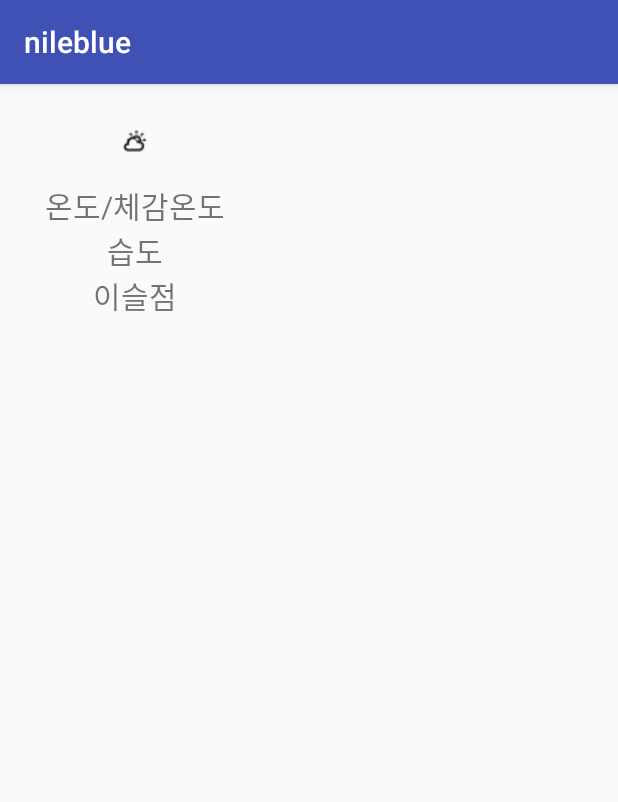
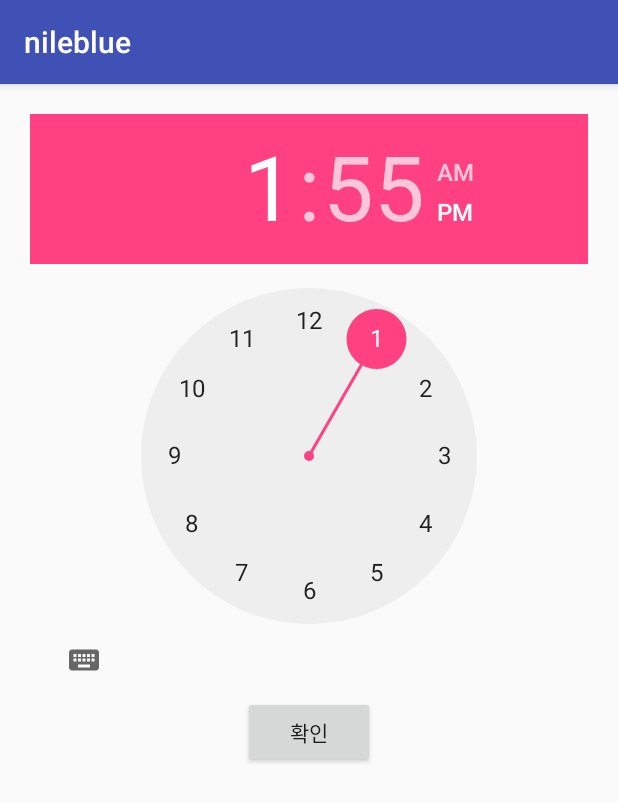
Before and after one commit to dgjung0220/nileblue, an Android app: the WeatherActivity screen opened directly, with no data from a screen before it, on a phone screen of 412 x 824 dp. Shown: the top 802 px of the screen. Run offline under Robolectric (Android 15) with nearby library versions, the phone set to English and light mode, and no system bars.

Commit message:
prototype v1.0

```diff
--- a/app/src/main/java/com/bearpot/dgjung/nileblue/Database/LocationStateDBHelper.java
+++ b/app/src/main/java/com/bearpot/dgjung/nileblue/Database/LocationStateDBHelper.java
@@ -35,6 +35,10 @@ public class LocationStateDBHelper extends SQLiteOpenHelper {
                 "rating String," +
                 "icon String," +
                 "openNow boolean)");
+        db.execSQL("CREATE TABLE IF NOT EXISTS ALARMTIME(" +
+                "alarm_id INTEGER PRIMARY KEY AUTOINCREMENT," +
+                "hour INTEGER," +
+                "minute INTEGER)");
     }
 
     @Override
--- a/app/src/main/java/com/bearpot/dgjung/nileblue/Database/PlaceDBHelper.java
+++ b/app/src/main/java/com/bearpot/dgjung/nileblue/Database/PlaceDBHelper.java
@@ -59,6 +59,8 @@ public class PlaceDBHelper extends SQLiteOpenHelper {
             Log.d("EYEDEAR", place_id +","+name);
             results.add(new PlaceVo(place_id, name, lat, lng));
         }
+
+        cursor.close();
         return results;
     }
 }
--- a/app/src/main/java/com/bearpot/dgjung/nileblue/MemoActivity.java
+++ b/app/src/main/java/com/bearpot/dgjung/nileblue/MemoActivity.java
@@ -9,6 +9,7 @@ import android.support.v7.app.AppCompatActivity;
 import android.util.Log;
 import android.view.View;
 import android.widget.EditText;
+import android.widget.TextView;
 import android.widget.Toast;
 
 import com.bearpot.dgjung.nileblue.Memo.MemoManager;
@@ -22,6 +23,8 @@ import com.google.android.gms.maps.model.LatLng;
 
 public class MemoActivity extends AppCompatActivity {
     private EditText memoEdit = null;
+    private TextView locationView = null;
+
     private MemoManager mManager = null;
     private LocationVo currentPosition;
     private MemoVo memoInfo;
@@ -36,6 +39,8 @@ public class MemoActivity extends AppCompatActivity {
         setContentView(R.layout.memo_main);
 
         memoEdit = (EditText) findViewById(R.id.memo_edit);
+        locationView = (TextView) findViewById(R.id.locationView);
+
         mManager = new MemoManager(this);
 
         intent = new Intent(this.getIntent());
@@ -44,6 +49,7 @@ public class MemoActivity extends AppCompatActivity {
 
         if (memoInfo != null) {
             memoEdit.setText(memoInfo.getDescription());
+            locationView.setText(memoInfo.getLocation().getLat() + "," + memoInfo.getLocation().getLng());
             editable = true;
         }
     }
--- a/app/src/main/res/layout/memo_main.xml
+++ b/app/src/main/res/layout/memo_main.xml
@@ -29,6 +29,11 @@
             android:onClick="onClick"/>
     </LinearLayout>
 
+    <TextView
+        android:id="@+id/locationView"
+        android:layout_width="wrap_content"
+        android:layout_height="wrap_content" />
+
     <EditText
         android:id="@+id/memo_edit"
         android:layout_width="wrap_content"
--- a/app/src/main/res/layout/weather_main.xml
+++ b/app/src/main/res/layout/weather_main.xml
@@ -4,64 +4,26 @@
     android:layout_height="match_parent"
     android:padding="20dp">
 
-    <TableLayout
+    <LinearLayout
         android:layout_width="match_parent"
         android:layout_height="wrap_content"
-        android:layout_margin="10dp">
+        android:orientation="vertical">
 
-        <TableRow>
-            <ImageView
-                android:id="@+id/weather_condition"
-                android:layout_width="match_parent"
-                android:layout_height="wrap_content"
-                android:layout_marginBottom="20dp"
-                android:src="@drawable/weather_partly_sunny"
-                android:contentDescription="weather condition"/>
-        </TableRow>
-        <TableRow>
-            <TextView
-                android:layout_width="wrap_content"
-                android:layout_height="wrap_content"
-                android:gravity="center"
-                android:textSize="20dp"
-                android:text="온도/체감온도"/>
-            <TextView
-                android:layout_width="wrap_content"
-                android:layout_height="wrap_content"
-                android:gravity="center"
-                android:textSize="20dp"
-                android:text=""/>
-        </TableRow>
+        <TimePicker
+            android:id="@+id/alarm_time"
+            android:layout_width="wrap_content"
+            android:layout_height="wrap_content">
+        </TimePicker>
 
-        <TableRow>
-            <TextView
-                android:layout_width="wrap_content"
-                android:layout_height="wrap_content"
-                android:gravity="center"
-                android:textSize="20dp"
-                android:text="습도"/>
-            <TextView
-                android:layout_width="wrap_content"
-                android:layout_height="wrap_content"
-                android:gravity="center"
-                android:textSize="20dp"
-                android:text=""/>
-        </TableRow>
+        <Button
+            android:id="@+id/time_confirm"
+            android:layout_width="wrap_content"
+            android:layout_height="wrap_content"
+            android:layout_weight="1"
+            android:layout_gravity="center"
+            android:text="확인"
+            android:onClick="onClick"/>
 
-        <TableRow>
-            <TextView
-                android:layout_width="wrap_content"
-                android:layout_height="wrap_content"
-                android:gravity="center"
-                android:textSize="20dp"
-                android:text="이슬점"/>
-            <TextView
-                android:layout_width="wrap_content"
-                android:layout_height="wrap_content"
-                android:gravity="center"
-                android:textSize="20dp"
-                android:text=""/>
-        </TableRow>
-    </TableLayout>
+    </LinearLayout>
 
 </RelativeLayout>
--- a/app/src/main/res/menu/menu.xml
+++ b/app/src/main/res/menu/menu.xml
@@ -7,7 +7,7 @@
         android:title="장소추천"
         app:showAsAction="ifRoom"/>
     <item android:id="@+id/weather_context"
-        android:title="날씨"
+        android:title="날씨설정"
         app:showAsAction="withText"/>
     <item android:id="@+id/action_test"
         android:title="문의하기"
--- a/build.gradle
+++ b/build.gradle
@@ -7,7 +7,7 @@ buildscript {
         jcenter()
     }
     dependencies {
-        classpath 'com.android.tools.build:gradle:3.0.0'
+        classpath 'com.android.tools.build:gradle:3.0.1'
 
 
         // NOTE: Do not place your application dependencies here; they belong
```
Also changed, not shown: app/src/main/AndroidManifest.xml (+7 -1 lines), app/src/main/java/com/bearpot/dgjung/nileblue/Database/AlarmTimeHelper.java (added, +57 -0 lines), app/src/main/java/com/bearpot/dgjung/nileblue/MainActivity.java (+62 -59 lines), app/src/main/java/com/bearpot/dgjung/nileblue/Services/AlarmReceiver.java (added, +37 -0 lines), app/src/main/java/com/bearpot/dgjung/nileblue/Services/AlarmService.java (added, +78 -0 lines), app/src/main/java/com/bearpot/dgjung/nileblue/Services/GeofenceTransitionsIntentService.java (+42 -6 lines), app/src/main/java/com/bearpot/dgjung/nileblue/WeatherActivity.java (+26 -0 lines).
